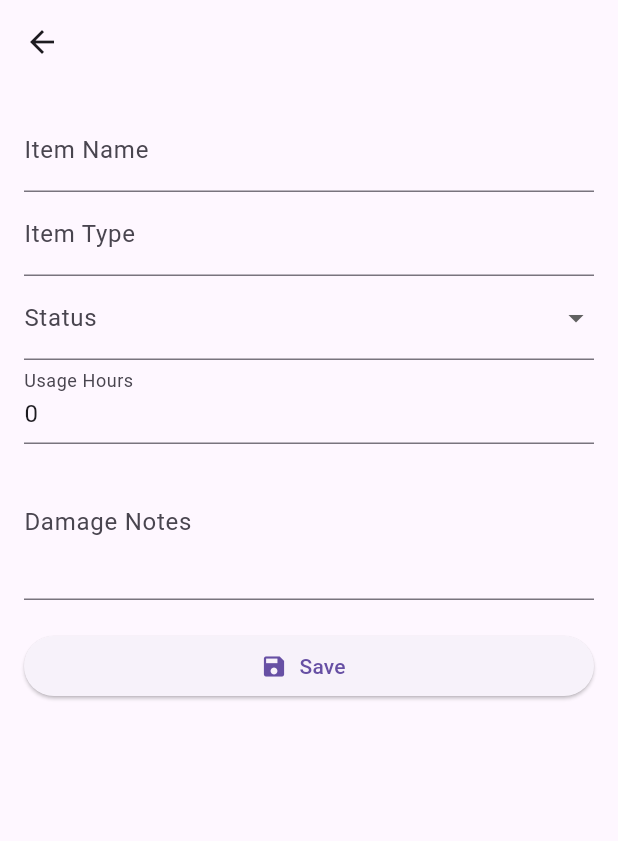
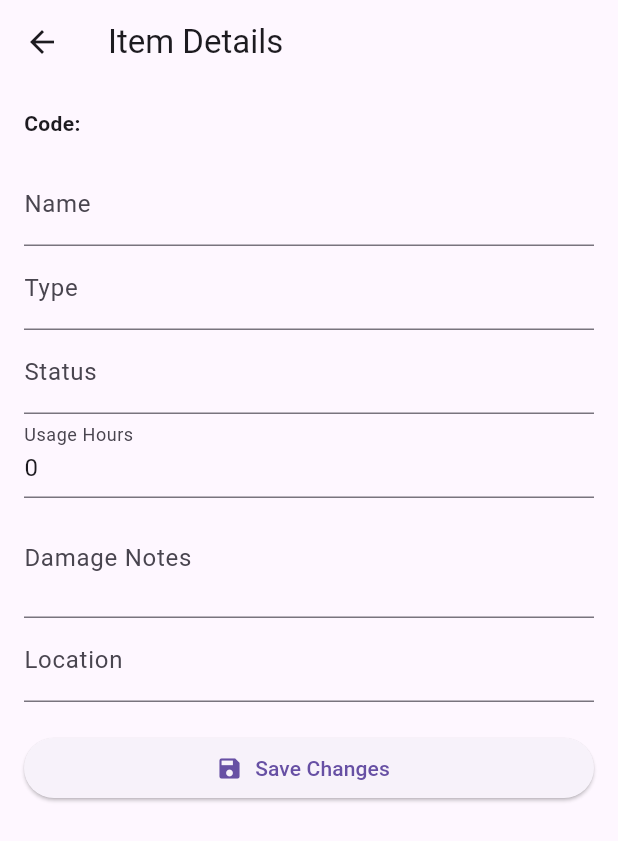
Before and after one commit to Ridgeview-Robotics/LabInventory, a Flutter app: the ItemDetailScreen screen opened directly with empty values, on a phone screen of 412 x 824 dp. Shown: the top 841 px of the screen. Run offline on Flutter 3.47's test engine with Material 3 defaults, Android fonts, the phone set to English and light mode, and no system bars; our stand-ins replace sqflite; missing offline and left inert: mobile_scanner; accounts and stored records are empty.

Commit message:
v0.2
added item location parameter

```diff
--- a/lib/db/database_helper.dart
+++ b/lib/db/database_helper.dart
@@ -3,71 +3,72 @@ import 'package:path/path.dart';
 import '../models/item.dart';
 
 class DatabaseHelper {
-  static final DatabaseHelper instance = DatabaseHelper._();
+  static const _databaseName = 'inventory.db';
+  static const _databaseVersion = 1;
+
+  DatabaseHelper._privateConstructor();
+  static final DatabaseHelper instance = DatabaseHelper._privateConstructor();
+
   static Database? _database;
 
-  DatabaseHelper._();
-
   Future<Database> get database async {
-    return _database ??= await _initDB('inventory.db');
+    if (_database != null) return _database!;
+    _database = await _initDatabase();
+    return _database!;
   }
 
-  Future<Database> _initDB(String fileName) async {
-    final dbPath = await getDatabasesPath();
-    final path = join(dbPath, fileName);
-
-    return openDatabase(path, version: 1, onCreate: _createDB);
+  Future<Database> _initDatabase() async {
+    final path = join(await getDatabasesPath(), _databaseName);
+    return await openDatabase(
+      path,
+      version: _databaseVersion,
+      onCreate: _onCreate,
+    );
   }
 
-  Future _createDB(Database db, int version) async {
+  Future _onCreate(Database db, int version) async {
     await db.execute('''
-      CREATE TABLE items(
-        id INTEGER PRIMARY KEY AUTOINCREMENT,
-        code TEXT UNIQUE,
+      CREATE TABLE items (
+        code TEXT PRIMARY KEY,
         name TEXT,
         type TEXT,
         status TEXT,
         usageHours INTEGER,
-        damageNotes TEXT
+        damageNotes TEXT,
+        location TEXT
       )
     ''');
   }
 
   Future<int> insertItem(Item item) async {
-    final db = await instance.database;
+    final db = await database;
     return await db.insert('items', item.toMap(),
         conflictAlgorithm: ConflictAlgorithm.replace);
   }
 
+  Future<List<Item>> getAllItems() async {
+    final db = await database;
+    final maps = await db.query('items');
+    return maps.map((map) => Item.fromMap(map)).toList();
+  }
+
   Future<Item?> getItemByCode(String code) async {
-    final db = await instance.database;
-    final maps = await db.query(
-      'items',
-      where: 'code = ?',
-      whereArgs: [code],
-    );
-    if (maps.isNotEmpty) return Item.fromMap(maps.first);
+    final db = await database;
+    final maps = await db.query('items', where: 'code = ?', whereArgs: [code]);
+    if (maps.isNotEmpty) {
+      return Item.fromMap(maps.first);
+    }
     return null;
   }
 
-  Future<List<Item>> getAllItems() async {
-    final db = await instance.database;
-    final maps = await db.query('items');
-    return maps.map((e) => Item.fromMap(e)).toList();
+  Future<int> updateItem(Item item) async {
+    final db = await database;
+    return await db.update('items', item.toMap(),
+        where: 'code = ?', whereArgs: [item.code]);
   }
 
-  Future<int> updateItem(Item item) async {
-    final db = await instance.database;
-    return await db.update(
-      'items',
-      item.toMap(),
-      where: 'id = ?',
-      whereArgs: [item.id],
-    );
-  }
-
-  Future<int> deleteItem(int id) async {
-    final db = await instance.database;
-    return await db.delete('items', where: 'id = ?', whereArgs: [id]);
+  Future<int> deleteItem(String code) async {
+    final db = await database;
+    return await db.delete('items', where: 'code = ?', whereArgs: [code]);
   }
 }
--- a/lib/models/item.dart
+++ b/lib/models/item.dart
@@ -1,43 +1,43 @@
 class Item {
-  final int? id;
-  final String code; // matrix code
+  final String code;
   final String name;
   final String type;
   final String status;
   final int usageHours;
   final String damageNotes;
+  final String location; // ✅ NEW FIELD
 
   Item({
-    this.id,
     required this.code,
     required this.name,
     required this.type,
     required this.status,
     required this.usageHours,
     required this.damageNotes,
+    required this.location,
   });
 
   Map<String, dynamic> toMap() {
     return {
-      'id': id,
       'code': code,
       'name': name,
       'type': type,
       'status': status,
       'usageHours': usageHours,
       'damageNotes': damageNotes,
+      'location': location,
     };
   }
 
   factory Item.fromMap(Map<String, dynamic> map) {
     return Item(
-      id: map['id'],
       code: map['code'],
       name: map['name'],
       type: map['type'],
       status: map['status'],
       usageHours: map['usageHours'],
       damageNotes: map['damageNotes'],
+      location: map['location'] ?? '',
     );
   }
 }
--- a/lib/screens/add_item_screen.dart
+++ b/lib/screens/add_item_screen.dart
@@ -1,10 +1,11 @@
+/// FILE: lib/screens/add_item_screen.dart
+
 import 'package:flutter/material.dart';
 import '../db/database_helper.dart';
 import '../models/item.dart';
 
 class AddItemScreen extends StatefulWidget {
   final String scannedCode;
-
   const AddItemScreen({super.key, required this.scannedCode});
 
   @override
@@ -15,6 +16,7 @@ class _AddItemScreenState extends State<AddItemScreen> {
   final _formKey = GlobalKey<FormState>();
   final TextEditingController nameController = TextEditingController();
   final TextEditingController typeController = TextEditingController();
+  final TextEditingController locationController = TextEditingController();
 
   Future<void> saveNewItem() async {
     if (!_formKey.currentState!.validate()) return;
@@ -26,10 +28,11 @@ class _AddItemScreenState extends State<AddItemScreen> {
       status: 'Checked In',
       usageHours: 0,
       damageNotes: '',
+      location: locationController.text,
     );
 
     await DatabaseHelper.instance.insertItem(newItem);
-    if (mounted) Navigator.pop(context, true); // return to previous screen
+    if (mounted) Navigator.pop(context, true);
   }
 
   @override
@@ -53,6 +56,10 @@ class _AddItemScreenState extends State<AddItemScreen> {
                 controller: typeController,
                 decoration: const InputDecoration(labelText: 'Item Type'),
               ),
+              TextFormField(
+                controller: locationController,
+                decoration: const InputDecoration(labelText: 'Location'),
+              ),
               const SizedBox(height: 20),
               ElevatedButton.icon(
                 onPressed: saveNewItem,
--- a/lib/screens/item_detail_screen.dart
+++ b/lib/screens/item_detail_screen.dart
@@ -1,10 +1,11 @@
+/// FILE: lib/screens/item_detail_screen.dart
+
 import 'package:flutter/material.dart';
 import '../models/item.dart';
 import '../db/database_helper.dart';
 
 class ItemDetailScreen extends StatefulWidget {
   final Item item;
-
   const ItemDetailScreen({super.key, required this.item});
 
   @override
@@ -14,94 +15,78 @@ class ItemDetailScreen extends StatefulWidget {
 class _ItemDetailScreenState extends State<ItemDetailScreen> {
   late TextEditingController nameController;
   late TextEditingController typeController;
-  late TextEditingController usageController;
-  late TextEditingController damageController;
-
-  String status = "Checked In";
+  late TextEditingController statusController;
+  late TextEditingController usageHoursController;
+  late TextEditingController damageNotesController;
+  late TextEditingController locationController;
 
   @override
   void initState() {
     super.initState();
     nameController = TextEditingController(text: widget.item.name);
     typeController = TextEditingController(text: widget.item.type);
-    usageController = TextEditingController(text: widget.item.usageHours.toString());
-    damageController = TextEditingController(text: widget.item.damageNotes);
-    status = widget.item.status;
-  }
-
-  @override
-  void dispose() {
-    nameController.dispose();
-    typeController.dispose();
-    usageController.dispose();
-    damageController.dispose();
-    super.dispose();
+    statusController = TextEditingController(text: widget.item.status);
+    usageHoursController = TextEditingController(text: widget.item.usageHours.toString());
+    damageNotesController = TextEditingController(text: widget.item.damageNotes);
+    locationController = TextEditingController(text: widget.item.location);
   }
 
   Future<void> saveChanges() async {
-    final updated = Item(
-      id: widget.item.id,
+    final updatedItem = Item(
       code: widget.item.code,
       name: nameController.text,
       type: typeController.text,
-      status: status,
-      usageHours: int.tryParse(usageController.text) ?? 0,
-      damageNotes: damageController.text,
+      status: statusController.text,
+      usageHours: int.tryParse(usageHoursController.text) ?? 0,
+      damageNotes: damageNotesController.text,
+      location: locationController.text,
     );
 
-    await DatabaseHelper.instance.updateItem(updated);
-
-    if (mounted) {
-      ScaffoldMessenger.of(context).showSnackBar(
-        const SnackBar(content: Text('Item updated')),
-      );
-      Navigator.pop(context); // return to home
-    }
+    await DatabaseHelper.instance.updateItem(updatedItem);
+    if (mounted) Navigator.pop(context);
   }
 
   @override
   Widget build(BuildContext context) {
     return Scaffold(
-      appBar: AppBar(
-        title: Text(widget.item.name),
-      ),
+      appBar: AppBar(title: const Text('Item Details')),
       body: Padding(
         padding: const EdgeInsets.all(16),
         child: ListView(
           children: [
+            Text('Code: ${widget.item.code}', style: const TextStyle(fontWeight: FontWeight.bold)),
+            const SizedBox(height: 16),
             TextField(
               controller: nameController,
-              decoration: const InputDecoration(labelText: 'Item Name'),
+              decoration: const InputDecoration(labelText: 'Name'),
             ),
             TextField(
               controller: typeController,
-              decoration: const InputDecoration(labelText: 'Item Type'),
-            ),
-            DropdownButtonFormField<String>(
-              value: status,
-              decoration: const InputDecoration(labelText: 'Status'),
-              items: ['Checked In', 'Checked Out'].map((s) {
-                return DropdownMenuItem(value: s, child: Text(s));
-              }).toList(),
-              onChanged: (val) {
-                if (val != null) setState(() => status = val);
-              },
+              decoration: const InputDecoration(labelText: 'Type'),
             ),
             TextField(
-              controller: usageController,
-              keyboardType: TextInputType.number,
-              decoration: const InputDecoration(labelText: 'Usage Hours'),
+              controller: statusController,
+              decoration: const InputDecoration(labelText: 'Status'),
             ),
             TextField(
-              controller: damageController,
-              maxLines: 3,
+              controller: usageHoursController,
+              decoration: const InputDecoration(labelText: 'Usage Hours'),
+              keyboardType: TextInputType.number,
+            ),
+            TextField(
+              controller: damageNotesController,
               decoration: const InputDecoration(labelText: 'Damage Notes'),
+              maxLines: 2,
+            ),
+            TextField(
+              controller: locationController,
+              decoration: const InputDecoration(labelText: 'Location'),
             ),
             const SizedBox(height: 20),
             ElevatedButton.icon(
               onPressed: saveChanges,
               icon: const Icon(Icons.save),
-              label: const Text('Save'),
+              label: const Text('Save Changes'),
             ),
           ],
         ),
```
